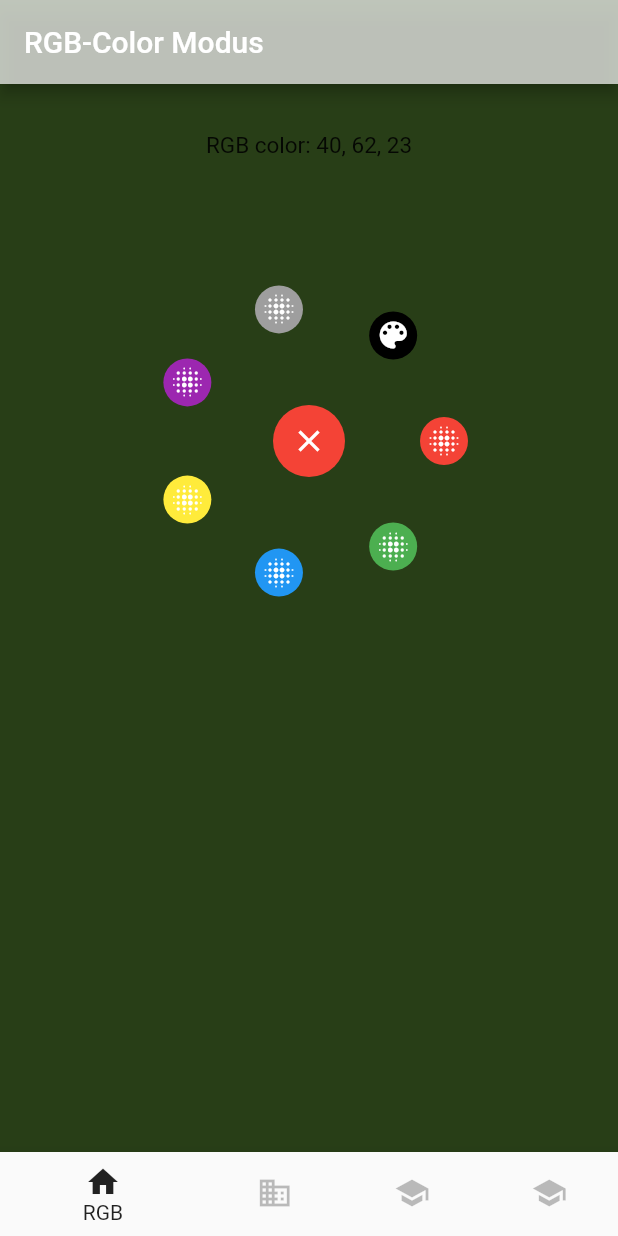
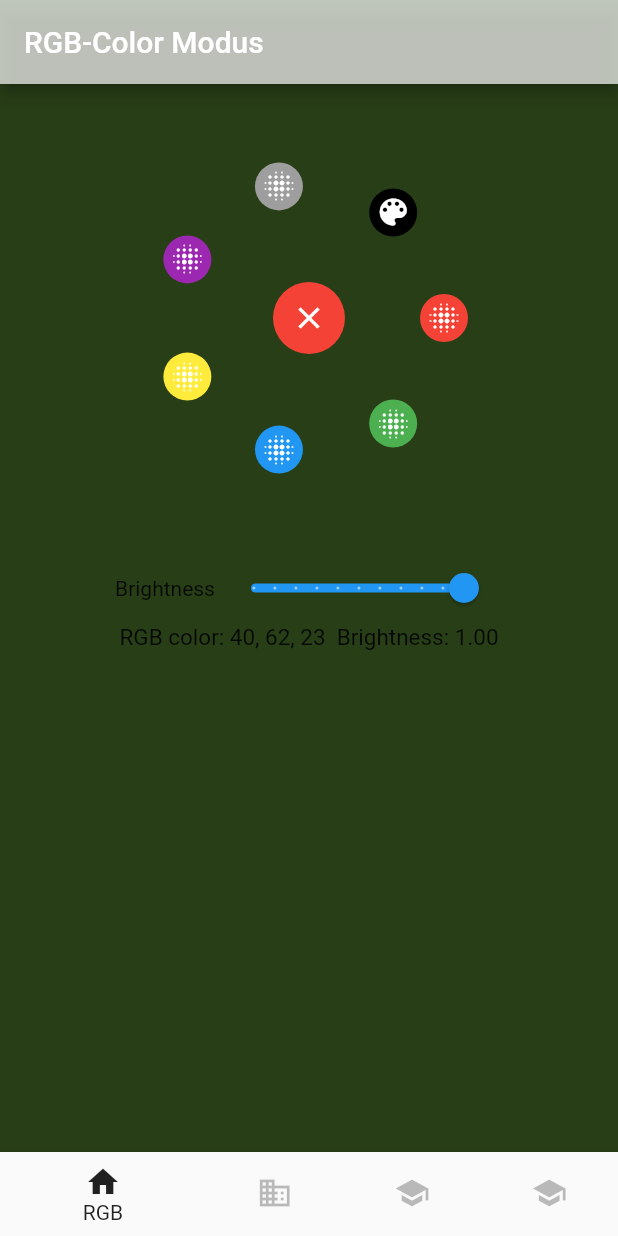
Before and after one commit to Schirmchens/radial_menu_ue4, a Flutter app: the screen it shows after launch, after a tap on the "blur on" icon, after a tap on the "color lens" icon, on a phone screen of 412 x 824 dp. Run offline on Flutter 3.47's test engine with Material 2 defaults, Android fonts, the phone set to English and light mode, and no system bars; our stand-ins replace flutter_icons.

Commit message:
Fix tate whhen secondary is out and another secondary is open, Added Brightness slider

```diff
--- a/fl_radial_menu-master/lib/src/radial_menu.dart
+++ b/fl_radial_menu-master/lib/src/radial_menu.dart
@@ -100,6 +100,7 @@ class _RadialMenuState extends State<RadialMenu> {
   bool opened = false;
   bool secondaryOut = false;
   Color background_color = Colors.white;
+  double _currentBrihgtness = 1;
   List<Widget> list = List<Widget>();
 
   final GlobalKey _key = GlobalKey();
@@ -133,13 +134,7 @@ class _RadialMenuState extends State<RadialMenu> {
           backgroundColor: Colors.white70,
         ),
         backgroundColor: background_color,
-      body: Column(
-        children:[
-          Padding(padding: EdgeInsets.all(32.0),
-              child: Center(
-                  child: Text( "RGB color: "+ background_color.red.toString()+", " + background_color.green.toString() + ", " + background_color.blue.toString(),
-                  style: TextStyle(fontSize: 15)))),
-
+        body: Column(children: [
           Center(
               child: Container(
             key: _key,
@@ -149,9 +144,12 @@ class _RadialMenuState extends State<RadialMenu> {
               alignment: widget.stackAlignment,
               children: list,
             ),
-      )),])
-    );
-    secondaryOut = false;
+          )),
+          _buildSlider(),
+          _buildShowColorValues(),
+
+        ]));
+
     return out;
   }
 
@@ -177,6 +175,7 @@ class _RadialMenuState extends State<RadialMenu> {
               onTap: () {
                 setState(() {
                   opened = false;
+                  secondaryOut = false;
                 });
               })
           : InkWell(
@@ -240,23 +239,22 @@ class _RadialMenuState extends State<RadialMenu> {
 
             setState(() {
               print(item.baseColor);
-              if(item.baseColor=="RANDOM"){
+              if (item.baseColor == "RANDOM") {
                 background_color = randomColor();
               }
-              else{
-                background_color = item.color;
-              }
+
               list.addAll(_buildSecondaryChildren(item.baseColor));
               print("list in second: ");
               print(list.length);
               secondaryOut = true;
-              opened = false;
+              // opened = false;
             });
           },
         ));
   }
 
   List<Widget> _buildSecondaryChildren(String baseColor) {
+    secondaryOut = false;
     this.buildSecondaryItems(baseColor);
     return widget.secondaryItems.asMap().entries.map((e) {
       int index = e.key;
@@ -298,7 +296,7 @@ class _RadialMenuState extends State<RadialMenu> {
             setState(() {
               print(item.baseColor);
               background_color = item.color;
-                opened = false;
+              //opened = false;
             });
           },
         ));
@@ -337,7 +335,8 @@ class _RadialMenuState extends State<RadialMenu> {
         buildPurpleMenu();
         break;
       case ("GREY"):
-        buildGreyMenu();;
+        buildGreyMenu();
+        ;
         break;
       default:
         break;
@@ -401,7 +400,7 @@ class _RadialMenuState extends State<RadialMenu> {
   void buildBlueMenu() {
     widget.secondaryItems = [
       RadialMenuItem(Icon(Icons.blur_on, color: Colors.white),
-          Color.fromRGBO(0,21,128, 1), () => print('green')),
+          Color.fromRGBO(0, 21, 128, 1), () => print('green')),
       RadialMenuItem(Icon(Icons.blur_on, color: Colors.white),
           Color.fromRGBO(0, 60, 179, 1), () => print('red')),
       RadialMenuItem(Icon(Icons.blur_on, color: Colors.white),
@@ -428,13 +427,13 @@ class _RadialMenuState extends State<RadialMenu> {
   void buildYellowMenu() {
     widget.secondaryItems = [
       RadialMenuItem(Icon(Icons.blur_on, color: Colors.white),
-          Color.fromRGBO(179,179,0, 1), () => print('green')),
+          Color.fromRGBO(179, 179, 0, 1), () => print('green')),
       RadialMenuItem(Icon(Icons.blur_on, color: Colors.white),
-          Color.fromRGBO(230,230,0, 1), () => print('red')),
+          Color.fromRGBO(230, 230, 0, 1), () => print('red')),
       RadialMenuItem(Icon(Icons.blur_on, color: Colors.white),
           Color.fromRGBO(225, 225, 0, 1), () => print('purple')),
       RadialMenuItem(Icon(Icons.blur_on, color: Colors.white),
-          Color.fromRGBO(255,217,25, 1), () => print('grey')),
+          Color.fromRGBO(255, 217, 25, 1), () => print('grey')),
       RadialMenuItem(Icon(Icons.blur_on, color: Colors.white),
           Color.fromRGBO(225, 213, 0, 1), () => print('yellow')),
       RadialMenuItem(Icon(Icons.blur_on, color: Colors.white),
@@ -455,13 +454,13 @@ class _RadialMenuState extends State<RadialMenu> {
   void buildPurpleMenu() {
     widget.secondaryItems = [
       RadialMenuItem(Icon(Icons.blur_on, color: Colors.white),
-          Color.fromRGBO(25,0,77, 1), () => print('green')),
+          Color.fromRGBO(25, 0, 77, 1), () => print('green')),
       RadialMenuItem(Icon(Icons.blur_on, color: Colors.white),
-          Color.fromRGBO(42,0,128, 1), () => print('red')),
+          Color.fromRGBO(42, 0, 128, 1), () => print('red')),
       RadialMenuItem(Icon(Icons.blur_on, color: Colors.white),
           Color.fromRGBO(77, 0, 153, 1), () => print('purple')),
       RadialMenuItem(Icon(Icons.blur_on, color: Colors.white),
-          Color.fromRGBO(85,0,128, 1), () => print('grey')),
+          Color.fromRGBO(85, 0, 128, 1), () => print('grey')),
       RadialMenuItem(Icon(Icons.blur_on, color: Colors.white),
           Color.fromRGBO(128, 0, 128, 1), () => print('yellow')),
       RadialMenuItem(Icon(Icons.blur_on, color: Colors.white),
@@ -483,12 +482,12 @@ class _RadialMenuState extends State<RadialMenu> {
     int rot = 0;
     int gelb = 0;
     int blau = 0;
-    for(int i=0; i<11; i++ ){
-      rot = (i *255/11).toInt();
-      gelb = (i*255/11).toInt();
-      blau = (i*255/11).toInt();
+    for (int i = 0; i < 11; i++) {
+      rot = (i * 255 / 11).toInt();
+      gelb = (i * 255 / 11).toInt();
+      blau = (i * 255 / 11).toInt();
       var item = RadialMenuItem(Icon(Icons.blur_on, color: Colors.white),
-          Color.fromRGBO(rot,gelb,blau, 1), () => print('grey'));
+          Color.fromRGBO(rot, gelb, blau, 1), () => print('grey'));
       widget.secondaryItems.add(item);
     }
   }
@@ -498,7 +497,47 @@ class _RadialMenuState extends State<RadialMenu> {
     int rot = random.nextInt(255);
     int gelb = random.nextInt(255);
     int blau = random.nextInt(255);
-    return  Color.fromRGBO(rot,gelb,blau, 1);
+    return Color.fromRGBO(rot, gelb, blau, 1);
+  }
+
+  Widget _buildSlider() {
+    return Center(
+        child: Row(mainAxisAlignment: MainAxisAlignment.center, children: [
+      Text("Brightness"),
+      Slider(
+        value: _currentBrihgtness,
+        min: 0,
+        max: 1,
+        divisions: 10,
+        label: _currentBrihgtness.toString(),
+        onChanged: (double value) {
+          setState(() {
+            _currentBrihgtness = value;
+            _changeOppasity();
+          });
+        },
+      )
+    ]));
+  }
+  Widget _buildShowColorValues(){
+    return Center(
+            child: Text(
+                "RGB color: " +
+                    background_color.red.toString() +
+                    ", " +
+                    background_color.green.toString() +
+                    ", " +
+                    background_color.blue.toString() +
+                    "  Brightness: " +
+                    background_color.opacity.toStringAsFixed(2),
+                style: TextStyle(fontSize: 15)));
+  }
+
+  void _changeOppasity() {
+    int red = background_color.red;
+    int green = background_color.green;
+    int blue = background_color.blue;
+    background_color = Color.fromRGBO(red, green, blue, _currentBrihgtness);
   }
 }
 
```
Also changed, not shown: fl_radial_menu-master/example/pubspec.lock, fl_radial_menu-master/pubspec.lock. Lines whose indentation alone changed are shown as unchanged.
